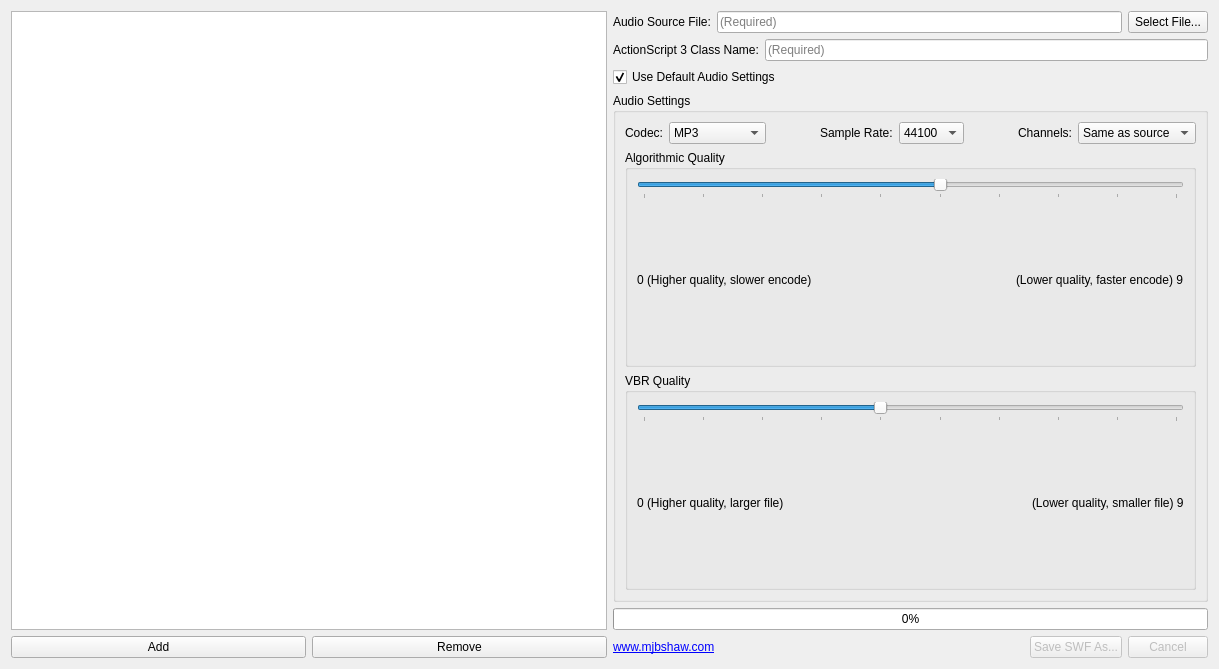
Above: SWF-MP3-Looper/SwfMp3Looper.ui from mjbshaw/SWF-MP3-Looper before the change. Below: the same form after it.
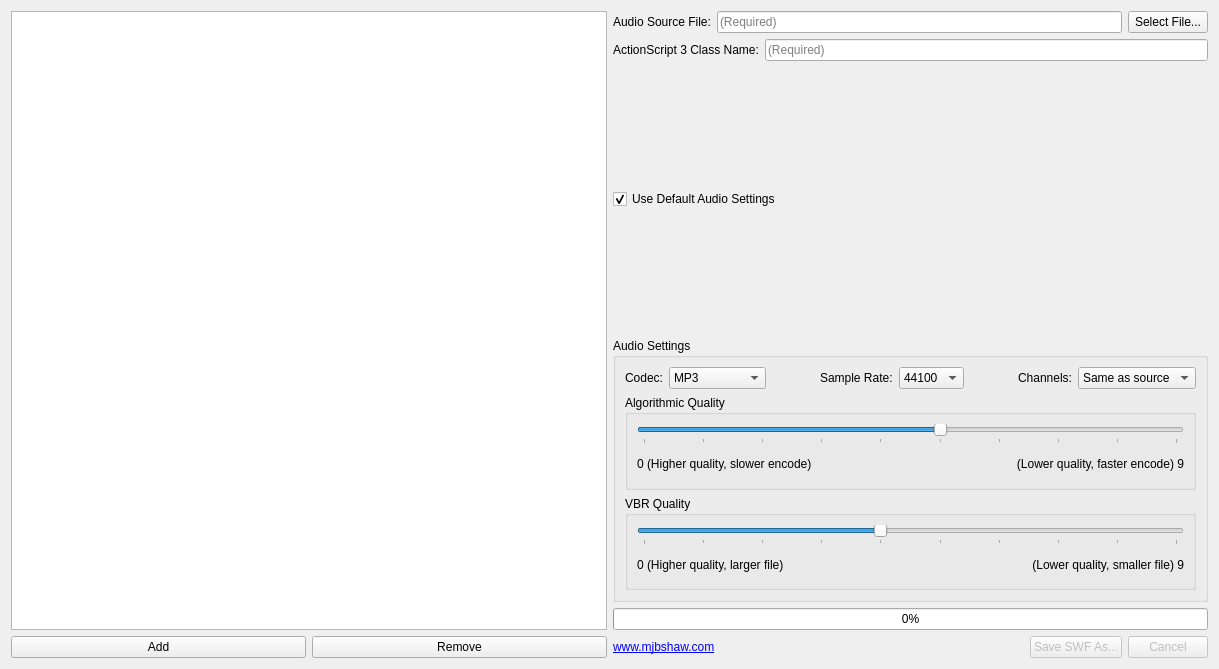
That is the form after the change.

Commit message: Add error label in UI

```diff
--- a/SWF-MP3-Looper/SwfMp3Looper.ui
+++ b/SWF-MP3-Looper/SwfMp3Looper.ui
@@ -85,7 +85,15 @@
       </layout>
      </item>
      <item>
+      <layout class="QHBoxLayout" name="horizontalLayout_4233">
+       <item>
       <widget class="QCheckBox" name="checkBox">
+         <property name="sizePolicy">
+          <sizepolicy hsizetype="Maximum" vsizetype="Fixed">
+           <horstretch>0</horstretch>
+           <verstretch>0</verstretch>
+          </sizepolicy>
+         </property>
        <property name="text">
         <string>Use Default Audio Settings</string>
        </property>
@@ -95,6 +103,27 @@
       </widget>
      </item>
      <item>
+        <widget class="QLabel" name="errorLabel">
+         <property name="sizePolicy">
+          <sizepolicy hsizetype="Minimum" vsizetype="Preferred">
+           <horstretch>0</horstretch>
+           <verstretch>0</verstretch>
+          </sizepolicy>
+         </property>
+         <property name="text">
+          <string/>
+         </property>
+         <property name="textFormat">
+          <enum>Qt::RichText</enum>
+         </property>
+         <property name="alignment">
+          <set>Qt::AlignRight|Qt::AlignTrailing|Qt::AlignVCenter</set>
+         </property>
+        </widget>
+       </item>
+      </layout>
+     </item>
+     <item>
       <widget class="QGroupBox" name="audioSettingsGroupBox">
        <property name="title">
         <string>Audio Settings</string>
@@ -237,24 +266,14 @@
                </property>
               </widget>
              </item>
-             <item>
-              <spacer name="horizontalSpacer">
-               <property name="orientation">
-                <enum>Qt::Horizontal</enum>
-               </property>
-               <property name="sizeHint" stdset="0">
-                <size>
-                 <width>40</width>
-                 <height>20</height>
-                </size>
-               </property>
-              </spacer>
-             </item>
              <item>
               <widget class="QLabel" name="label_6">
                <property name="text">
                 <string>(Lower quality, faster encode) 9</string>
                </property>
+               <property name="alignment">
+                <set>Qt::AlignRight|Qt::AlignTrailing|Qt::AlignVCenter</set>
+               </property>
               </widget>
              </item>
             </layout>
@@ -293,24 +312,14 @@
                </property>
               </widget>
              </item>
-             <item>
-              <spacer name="horizontalSpacer_2">
-               <property name="orientation">
-                <enum>Qt::Horizontal</enum>
-               </property>
-               <property name="sizeHint" stdset="0">
-                <size>
-                 <width>40</width>
-                 <height>20</height>
-                </size>
-               </property>
-              </spacer>
-             </item>
              <item>
               <widget class="QLabel" name="label_9">
                <property name="text">
                 <string>(Lower quality, smaller file) 9</string>
                </property>
+               <property name="alignment">
+                <set>Qt::AlignRight|Qt::AlignTrailing|Qt::AlignVCenter</set>
+               </property>
               </widget>
              </item>
             </layout>
```
Lines whose indentation alone changed are shown as unchanged.
